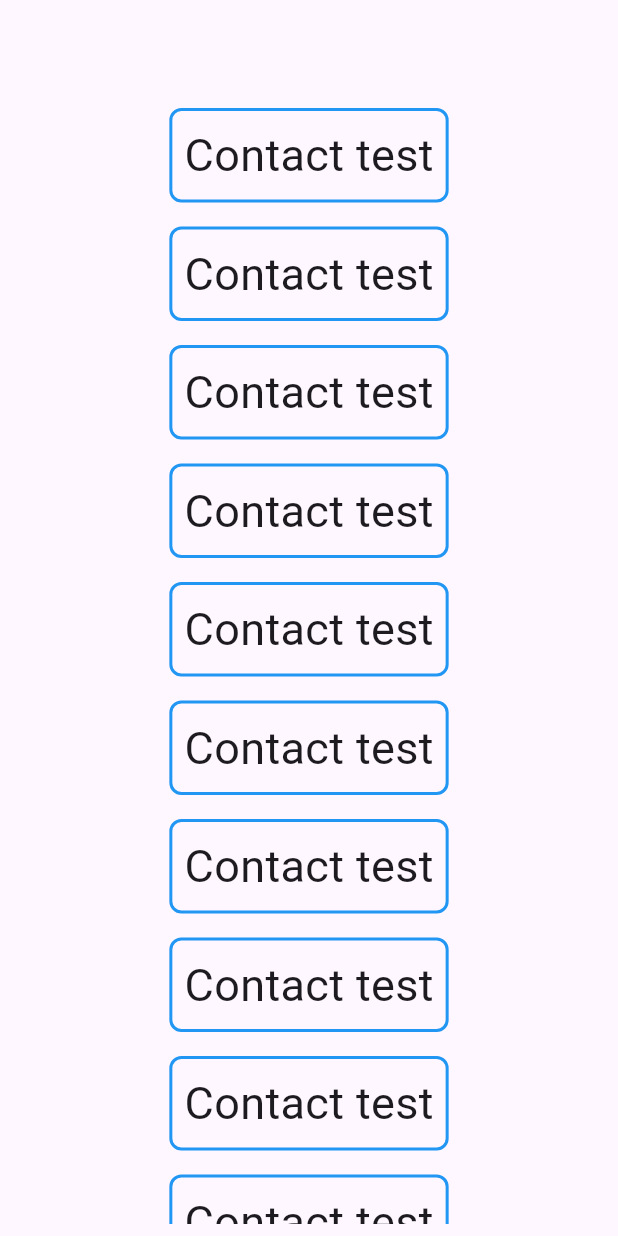
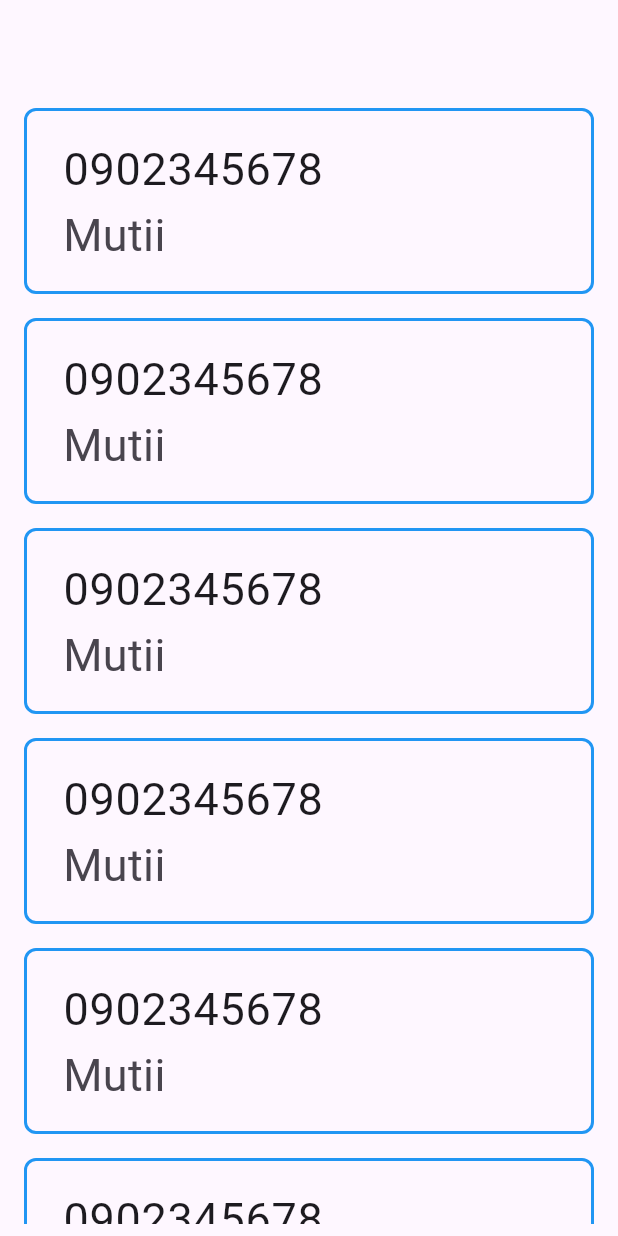
Before and after one commit to Juwonlo/contacts_app, a Flutter app: the screen it shows after launch, on a phone screen of 412 x 824 dp. Run offline on Flutter 3.47's test engine with Material 2 defaults, Android fonts, the phone set to English and light mode, and no system bars.

Commit message:
Working on the List tile

```diff
--- a/lib/ui/contacts_list/contactlistpage.dart
+++ b/lib/ui/contacts_list/contactlistpage.dart
@@ -23,9 +23,16 @@ class ContactListPage extends StatelessWidget {
                     border: Border.all(width: 2, color: Colors.blue),
                     borderRadius: BorderRadius.circular(8.0),
                   ),
-                  child: Text('Contact test',
-                    style: TextStyle(
-                      fontSize: 30,
+                  child: ListTile(
+                    title: Text('0902345678',
+                      style: TextStyle(
+                        fontSize: 30,
+                      ),
+                    ),
+                    subtitle: Text('Mutii',
+                      style: TextStyle(
+                        fontSize: 30,
+                      ),
                     ),
                   ),
                 ),
```
